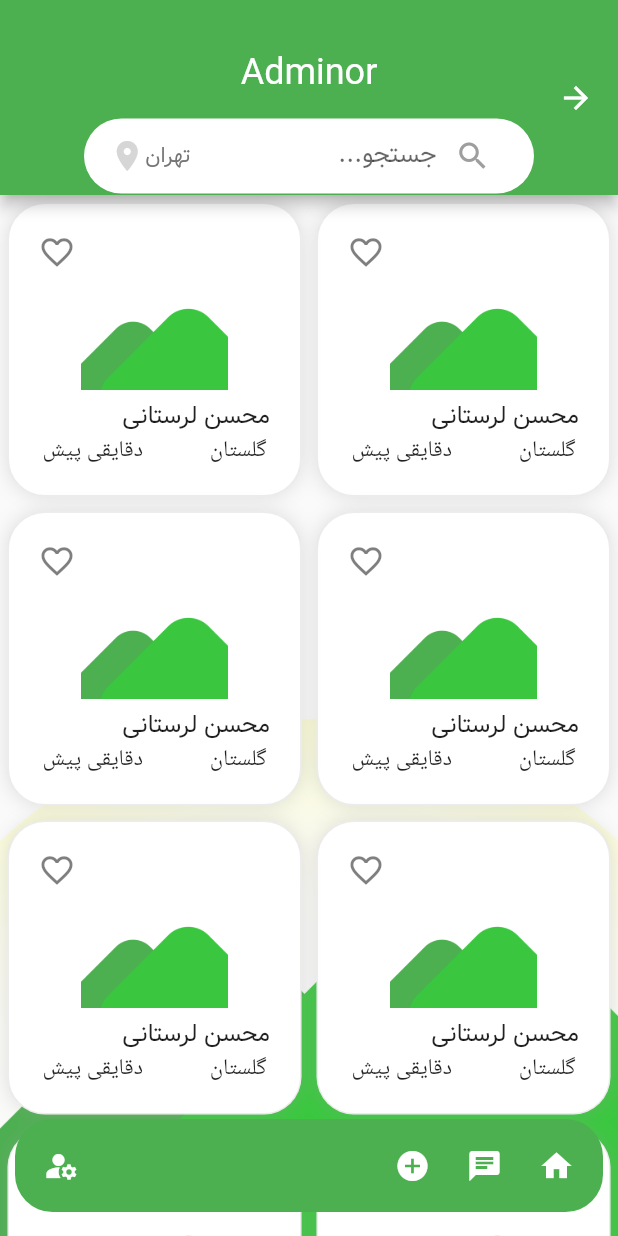
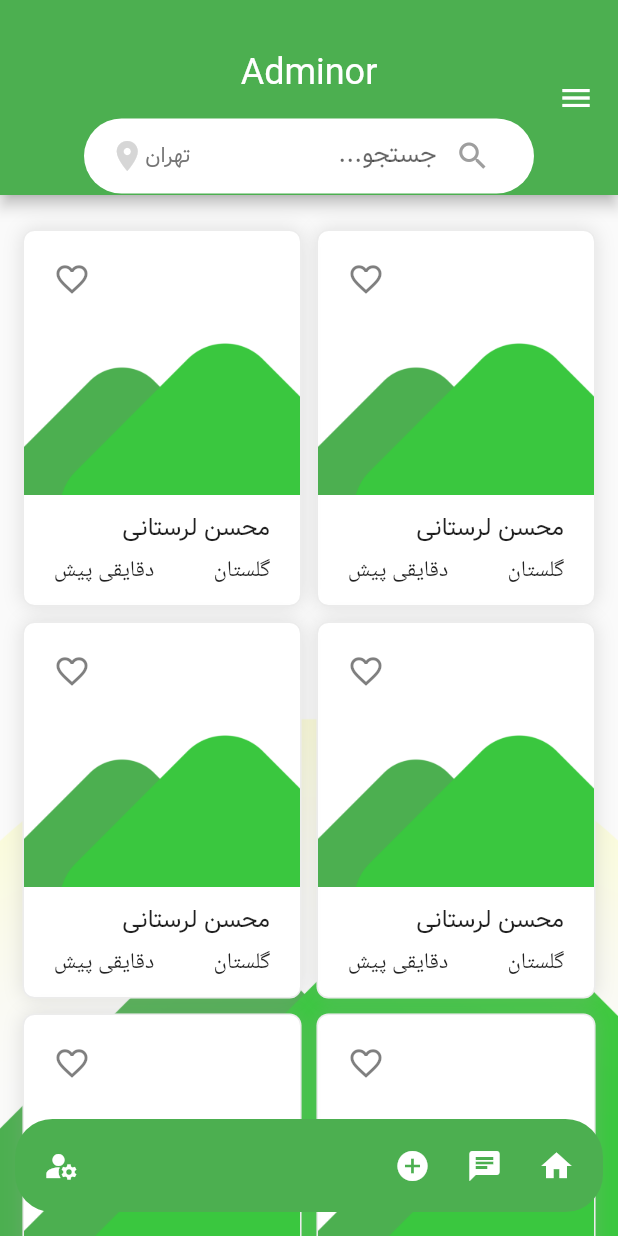
Before and after one commit to MadPad124/Adminor, a Flutter app: the AdvertisingPage screen opened directly, on a phone screen of 412 x 824 dp. Run offline on Flutter 3.47's test engine with Material 2 defaults, Android fonts, the phone set to English and light mode, and no system bars; our stand-ins replace animated_splash_screen, animated_text_kit, page_transition, shared_preferences; accounts and stored records are empty; project files that could hold a hidden picture were left out.

```diff
--- a/lib/AdeversitingPage.dart
+++ b/lib/AdeversitingPage.dart
@@ -14,6 +14,7 @@ class _AdvertisingPageState extends State<AdvertisingPage> {
     return Scaffold(
       appBar:
       AppBar(
+        leading: IconButton(onPressed: (){}, icon: const Icon(Icons.menu)),
         backgroundColor: Colors.green,
         toolbarHeight: 130,
         flexibleSpace:Row(
@@ -78,13 +79,16 @@ class _AdvertisingPageState extends State<AdvertisingPage> {
           opacity: const AlwaysStoppedAnimation(.3),
         ),
       ),
-      GridView.builder(
-        itemCount: 12,
-        gridDelegate: SliverGridDelegateWithFixedCrossAxisCount(crossAxisCount: 2),
-        itemBuilder:(context, index) {
-          return cart(context);
-        },
+      Padding(
+        padding: const EdgeInsets.only(top: 8.0),
+        child: GridView.count(
+          physics: const BouncingScrollPhysics(),
+          crossAxisCount: 2,
+          childAspectRatio:(3/4),
+          padding: const EdgeInsets.all(10),
+          children:List.generate(6, (index) => cart(context))
 
+        ),
       ),
       ]),),
     );
@@ -125,11 +129,9 @@ Widget cart(context){
     child: Padding(
       padding: const EdgeInsets.all(5.0),
       child: Container(
-        height: 250,
-        width: 200,
         decoration: BoxDecoration(color: Colors.white,
             boxShadow: [BoxShadow(color: Colors.grey.withOpacity(0.3),blurRadius: 10,spreadRadius: 0)],
-            borderRadius: BorderRadius.circular(25),
+            borderRadius: BorderRadius.circular(8),
             border: Border.all(color: Colors.grey.withOpacity(0.2), width: 1,)),
         child: Column(children: [
           Row(mainAxisAlignment: MainAxisAlignment.end,
@@ -138,17 +140,19 @@ Widget cart(context){
             padding: const EdgeInsets.all(8.0),
             child: IconButton(onPressed: (){}, icon:  Icon(Icons.favorite_border,color: Colors.black.withOpacity(0.5),size: 25,)),
           )],),
-          Expanded(child: Image.asset('assets/images/splash-bottom-page-image.png',height: 150,width: 150,)),
+          Image.asset('assets/images/splash-bottom-page-image.png',),
           const Column(
             crossAxisAlignment: CrossAxisAlignment.start,
             children: [
             Padding(
-              padding: EdgeInsets.only(right: 20.0,top: 5,),
+              padding: EdgeInsets.only(right: 20.0,top: 10,bottom: 5),
               child: Text('محسن لرستانی',style: TextStyle(fontFamily: 'Vazir',fontSize: 16,),),
             ),
-            Row(mainAxisAlignment: MainAxisAlignment.spaceAround,children: [Text('گلستان'),Text('دقایقی پیش'),],)
+            Padding(
+              padding: EdgeInsets.only(bottom: 5.0),
+              child: Row(mainAxisAlignment: MainAxisAlignment.spaceAround,children: [Text('گلستان'),Text('دقایقی پیش'),],),
+            )
           ],),
-          const SizedBox(height: 20,),
 
         ],),
       ),
```
